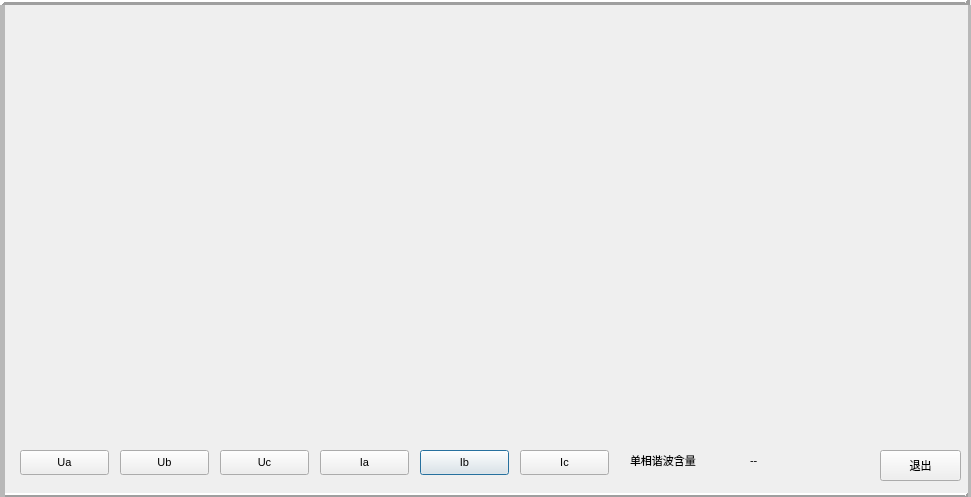
ChinaClever/BusBar-Qt, file thd/thdmaindlg.ui: the form before one commit.
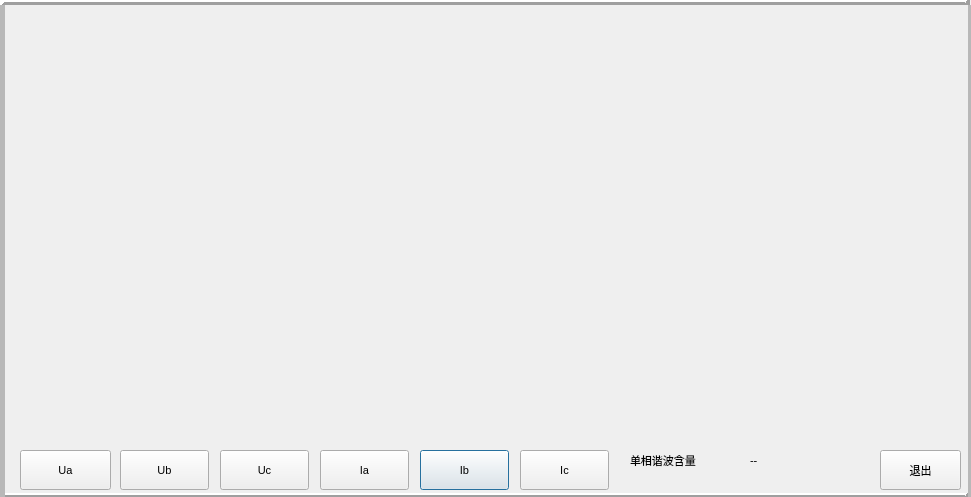
The form after the commit.

Patch:
```diff
--- a/thd/thdmaindlg.ui
+++ b/thd/thdmaindlg.ui
@@ -30,9 +30,15 @@
      <x>420</x>
      <y>450</y>
      <width>89</width>
-     <height>25</height>
+     <height>40</height>
     </rect>
    </property>
+   <property name="minimumSize">
+    <size>
+     <width>0</width>
+     <height>40</height>
+    </size>
+   </property>
    <property name="text">
     <string>Ib</string>
    </property>
@@ -55,10 +61,16 @@
     <rect>
      <x>20</x>
      <y>450</y>
-     <width>89</width>
-     <height>25</height>
+     <width>91</width>
+     <height>40</height>
     </rect>
    </property>
+   <property name="minimumSize">
+    <size>
+     <width>0</width>
+     <height>40</height>
+    </size>
+   </property>
    <property name="text">
     <string>Ua</string>
    </property>
@@ -69,9 +81,15 @@
      <x>520</x>
      <y>450</y>
      <width>89</width>
-     <height>25</height>
+     <height>40</height>
     </rect>
    </property>
+   <property name="minimumSize">
+    <size>
+     <width>0</width>
+     <height>40</height>
+    </size>
+   </property>
    <property name="text">
     <string>Ic</string>
    </property>
@@ -82,9 +100,15 @@
      <x>120</x>
      <y>450</y>
      <width>89</width>
-     <height>25</height>
+     <height>40</height>
     </rect>
    </property>
+   <property name="minimumSize">
+    <size>
+     <width>0</width>
+     <height>40</height>
+    </size>
+   </property>
    <property name="text">
     <string>Ub</string>
    </property>
@@ -95,9 +119,15 @@
      <x>320</x>
      <y>450</y>
      <width>89</width>
-     <height>25</height>
+     <height>40</height>
     </rect>
    </property>
+   <property name="minimumSize">
+    <size>
+     <width>0</width>
+     <height>40</height>
+    </size>
+   </property>
    <property name="text">
     <string>Ia</string>
    </property>
@@ -121,9 +151,15 @@
      <x>220</x>
      <y>450</y>
      <width>89</width>
-     <height>25</height>
+     <height>40</height>
     </rect>
    </property>
+   <property name="minimumSize">
+    <size>
+     <width>0</width>
+     <height>40</height>
+    </size>
+   </property>
    <property name="text">
     <string>Uc</string>
    </property>
@@ -160,9 +196,15 @@
      <x>880</x>
      <y>450</y>
      <width>81</width>
-     <height>31</height>
+     <height>40</height>
     </rect>
    </property>
+   <property name="minimumSize">
+    <size>
+     <width>0</width>
+     <height>40</height>
+    </size>
+   </property>
    <property name="text">
     <string>退出</string>
    </property>
```
